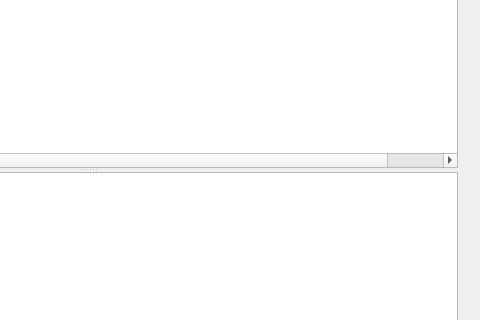
Before: the Qt Designer form freeLib/src/mainwindow.ui in vpoluyaktov/freeLib, drawn with Qt 5; both pictures show x 817 to 1297 and y 224 to 544 of the 1297 by 733 pixel window.
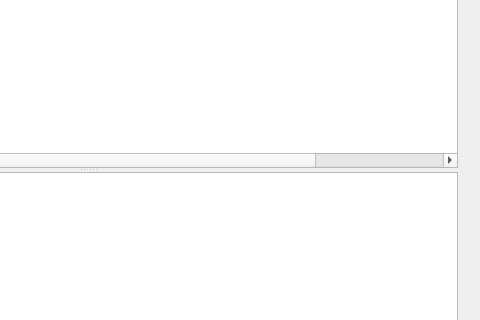
After: the same form once the commit is applied. Icons and pictures are not drawn.

Diff of the .ui file:
```diff
--- a/freeLib/src/mainwindow.ui
+++ b/freeLib/src/mainwindow.ui
@@ -1169,6 +1169,14 @@
                     <set>AlignCenter</set>
                    </property>
                   </column>
+                  <column>
+                   <property name="text">
+                    <string>Readed</string>
+                   </property>
+                   <property name="textAlignment">
+                    <set>AlignHCenter|AlignTop</set>
+                   </property>
+                  </column>
                  </widget>
                  <widget class="QTextBrowser" name="Review">
                   <property name="enabled">
```
